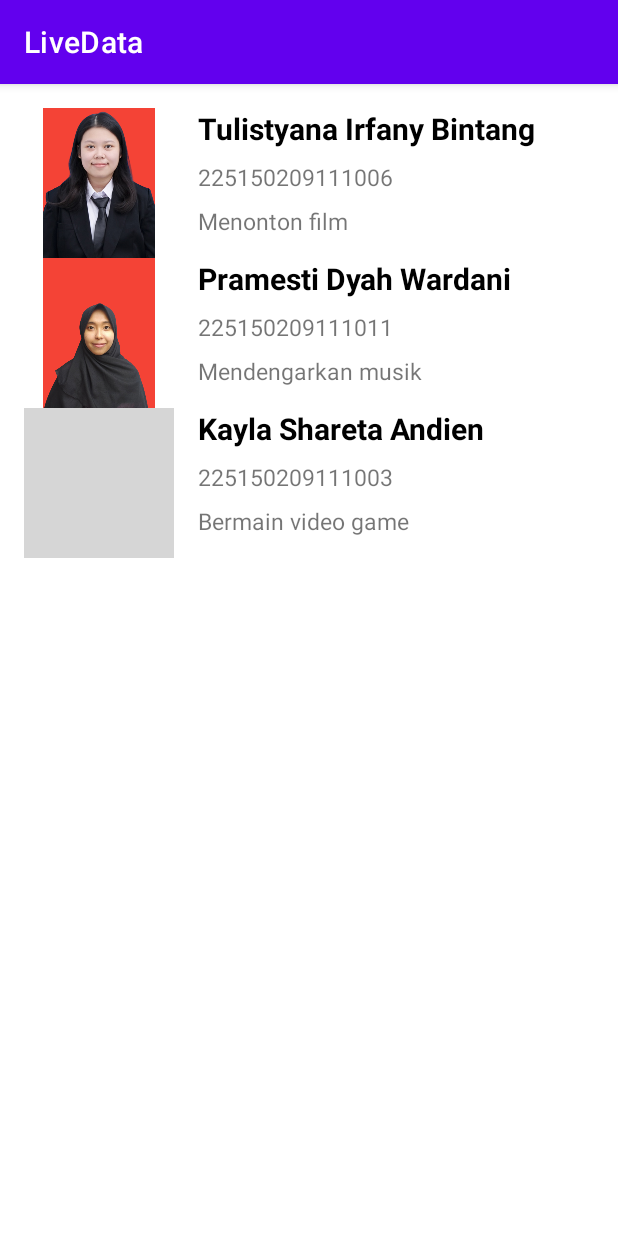
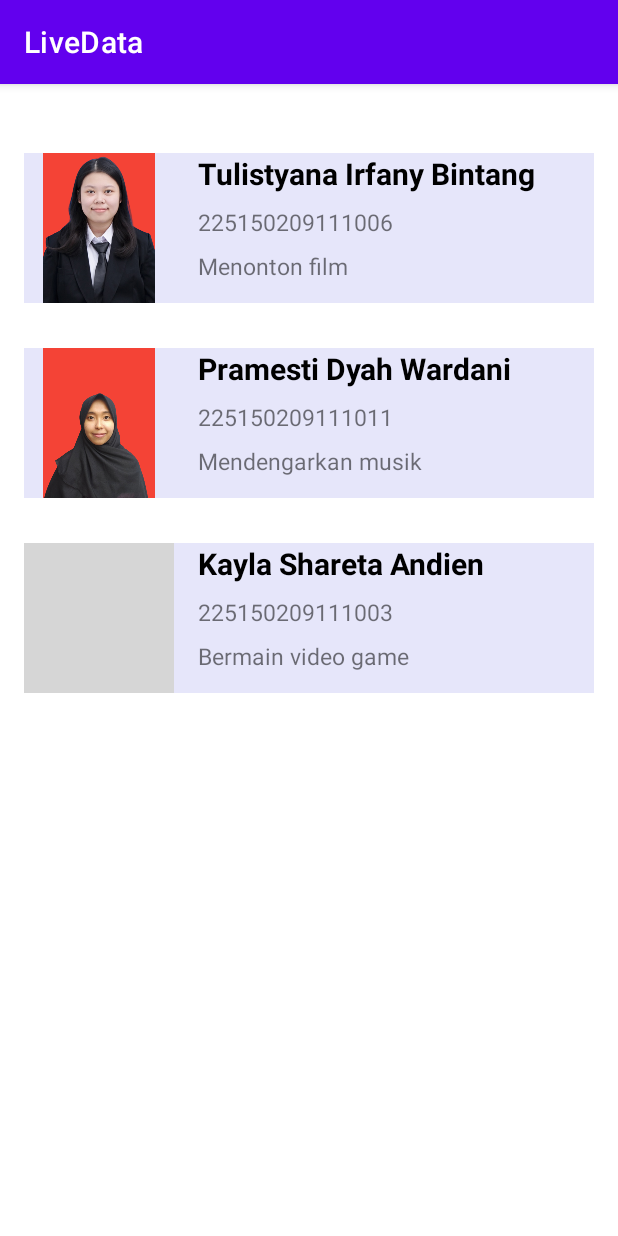
Before and after one commit to tulistyanairfany/LiveData, an Android app: the screen it shows after launch (MainActivity), on a phone screen of 412 x 824 dp. Run offline under Robolectric (Android 15) with nearby library versions, the phone set to English and light mode, and no system bars; grey boxes are pictures that could not be loaded.

```diff
--- a/app/src/main/res/layout/items.xml
+++ b/app/src/main/res/layout/items.xml
@@ -4,6 +4,8 @@
     xmlns:app="http://schemas.android.com/apk/res-auto"
     xmlns:tools="http://schemas.android.com/tools"
     android:layout_width="match_parent"
+    android:layout_marginTop="30dp"
+    android:background="#E6E6FA"
     android:layout_height="wrap_content">
 
     <ImageView
```
